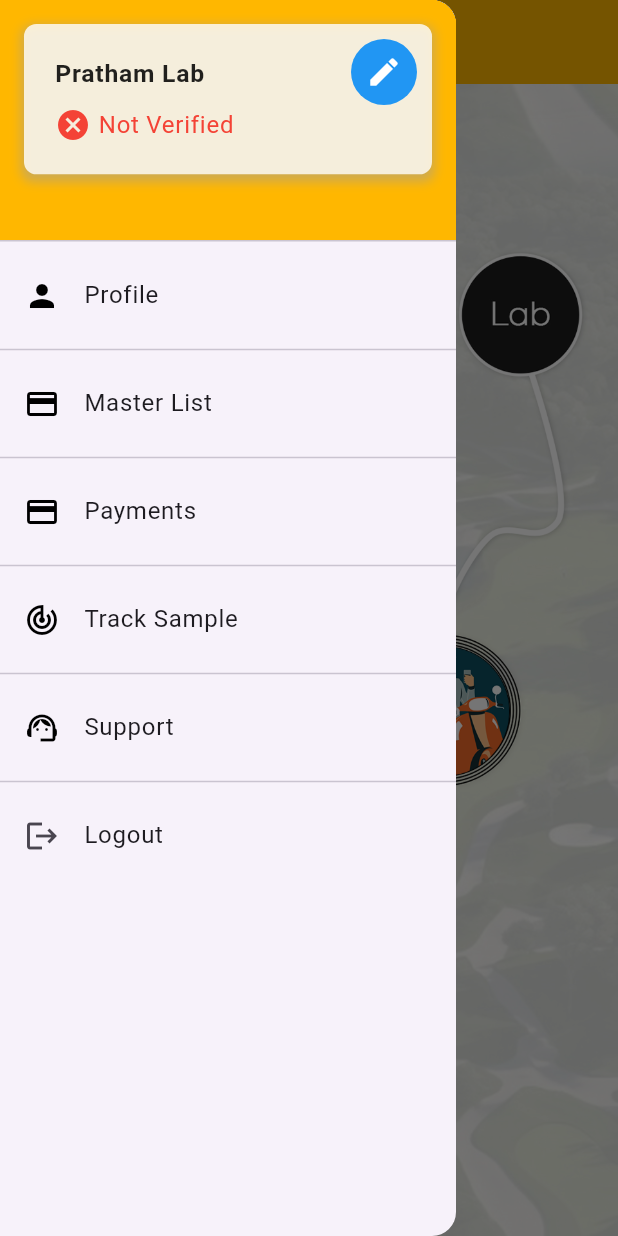
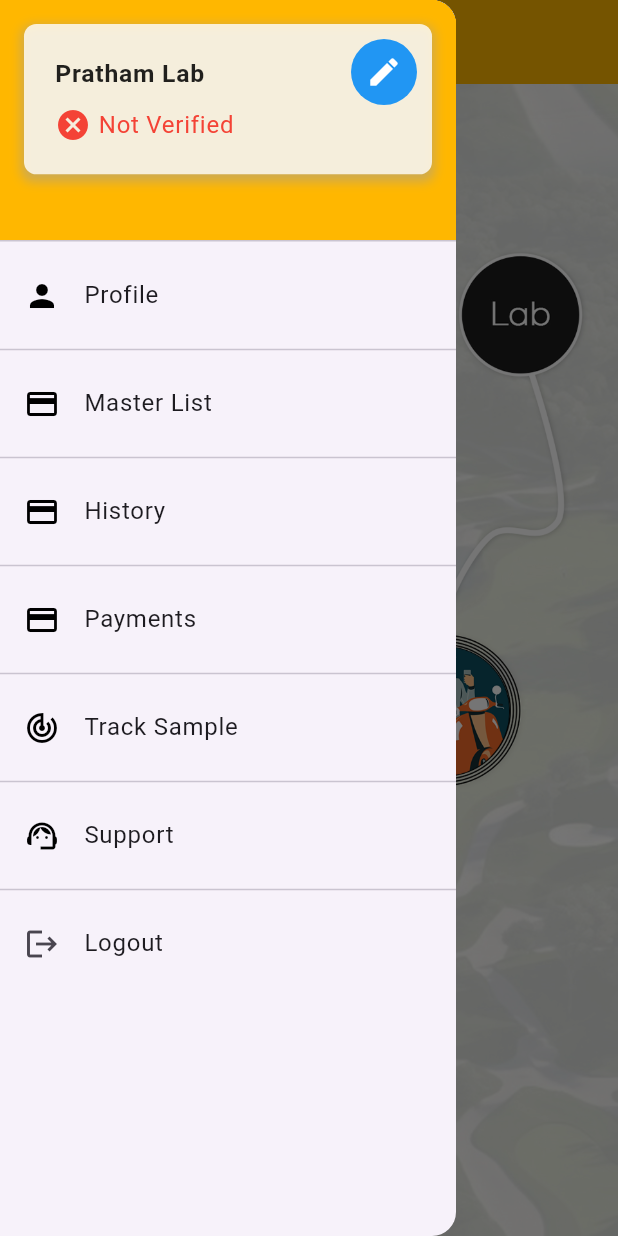
Before and after one commit to sarojKumarPadhi/lab_apk, a Flutter app: the HomePage screen opened directly, with the side drawer open, on a phone screen of 412 x 824 dp. Run offline on Flutter 3.47's test engine with Material 3 defaults, Android fonts, the phone set to English and light mode, and no system bars; our stand-ins replace animate_do, audioplayers, cached_network_image, cloud_firestore, connectivity_plus, firebase_auth and 24 more; missing offline and left inert: colorful_safe_area, flutter_geofire, flutter_phone_direct_caller, flutter_polyline_points, gif_view, mailer and 2 more; accounts and stored records are empty; project files that could hold a hidden picture were left out.

```diff
--- a/lib/page/homePage.dart
+++ b/lib/page/homePage.dart
@@ -272,13 +272,28 @@ class HomePageState extends State<HomePage> {
                     Icons.payment,
                     color: Colors.black,
                   ),
-                  title: const Text('Payments'),
+                  title: const Text('History'),
                   onTap: () {
                     Navigator.push(
                         context,
                         MaterialPageRoute(
                           builder: (context) => MyRideScreen(userUid: FirebaseAuth.instance.currentUser!.uid,),
                         ));
+                  },
+                ),
+                const Divider(),
+                ListTile(
+                  leading: const Icon(
+                    Icons.payment,
+                    color: Colors.black,
+                  ),
+                  title: const Text('Payments'),
+                  onTap: () {
+                    // Navigator.push(
+                    //     context,
+                    //     MaterialPageRoute(
+                    //       builder: (context) => MyRideScreen(userUid: FirebaseAuth.instance.currentUser!.uid,),
+                    //     ));
                   },
                 ),
                 const Divider(),
--- a/pubspec.yaml
+++ b/pubspec.yaml
@@ -98,6 +98,7 @@ dependencies:
   otp_text_field: ^1.1.3
   telephony: ^0.2.0
   dropdown_search: ^5.0.6
+  flutter_launcher_icons: ^0.13.1
 
 ## google map related packages
 google_maps_flutter: ^2.5.2
```
Also changed, not shown: lib/page/revenue.dart (+11 -3 lines), pubspec.lock, 5 other files.
